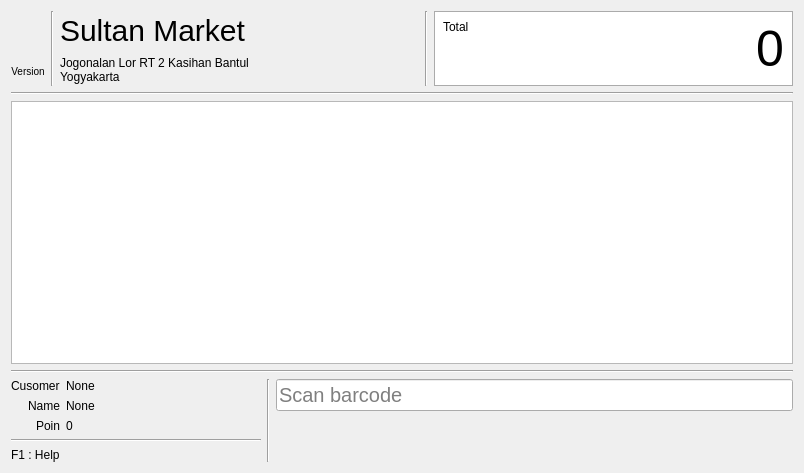
Above: libgui/cashier/cashierwidget.ui from apinprastya/sultan before the change. Below: the same form after it.
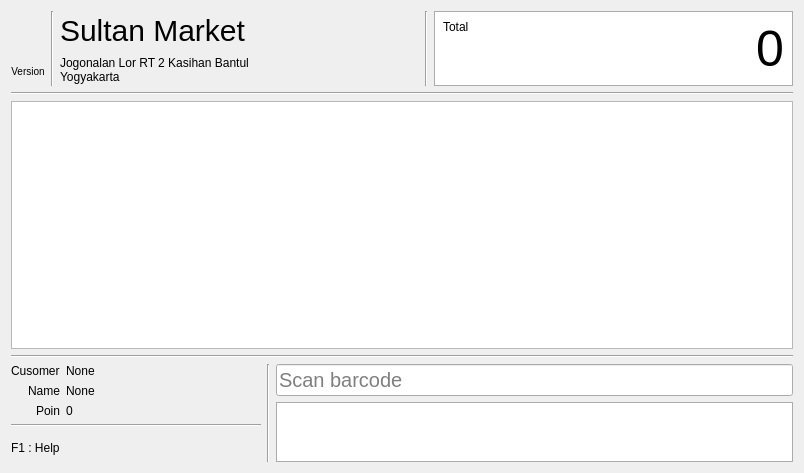
That is the form after the change. Icons and pictures are not drawn.

Diff of the .ui file:
```diff
--- a/libgui/cashier/cashierwidget.ui
+++ b/libgui/cashier/cashierwidget.ui
@@ -341,9 +341,22 @@
         </widget>
        </item>
        <item>
+        <widget class="QWidget" name="widget_2" native="true">
+         <property name="minimumSize">
+          <size>
+           <width>0</width>
+           <height>50</height>
+          </size>
+         </property>
+         <property name="styleSheet">
+          <string notr="true">background-color: white;
+border: 1px solid #ababab;</string>
+         </property>
+         <layout class="QVBoxLayout" name="verticalLayout_2">
+          <item>
         <widget class="QLabel" name="labelName">
          <property name="styleSheet">
-          <string notr="true">font-size: 16px;</string>
+             <string notr="true">font-size: 16px; border: none;</string>
          </property>
          <property name="text">
           <string/>
@@ -353,7 +366,7 @@
        <item>
         <widget class="QLabel" name="labelPrice">
          <property name="styleSheet">
-          <string notr="true">font-size: 16px;</string>
+             <string notr="true">font-size: 16px; border: none;</string>
          </property>
          <property name="text">
           <string/>
@@ -361,6 +374,13 @@
          <property name="alignment">
           <set>Qt::AlignRight|Qt::AlignTrailing|Qt::AlignVCenter</set>
          </property>
+           </widget>
+          </item>
+         </layout>
+         <zorder>labelName</zorder>
+         <zorder>labelName</zorder>
+         <zorder>labelName</zorder>
+         <zorder>labelPrice</zorder>
         </widget>
        </item>
       </layout>
```
Lines whose indentation alone changed are shown as unchanged.
